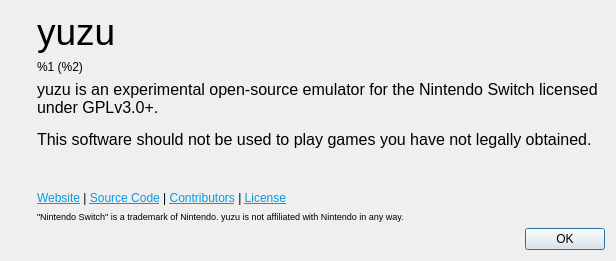
First picture: the form in src/yuzu/aboutdialog.ui, repository QuantumGhost/yuzu, before the edit.
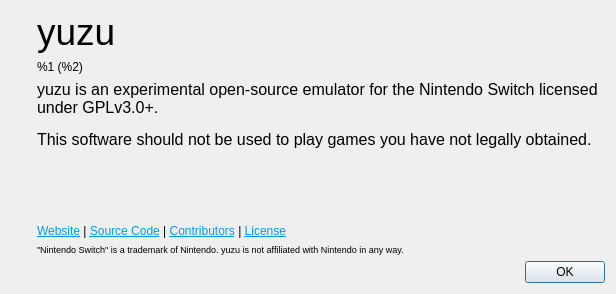
Second picture: the form after the edit. Icons and pictures are not drawn.

```diff
--- a/src/yuzu/aboutdialog.ui
+++ b/src/yuzu/aboutdialog.ui
@@ -7,7 +7,7 @@
     <x>0</x>
     <y>0</y>
     <width>616</width>
-    <height>261</height>
+    <height>294</height>
    </rect>
   </property>
   <property name="windowTitle">
```
Left out of the diff: 1 changed line with no effect on the pictures.
